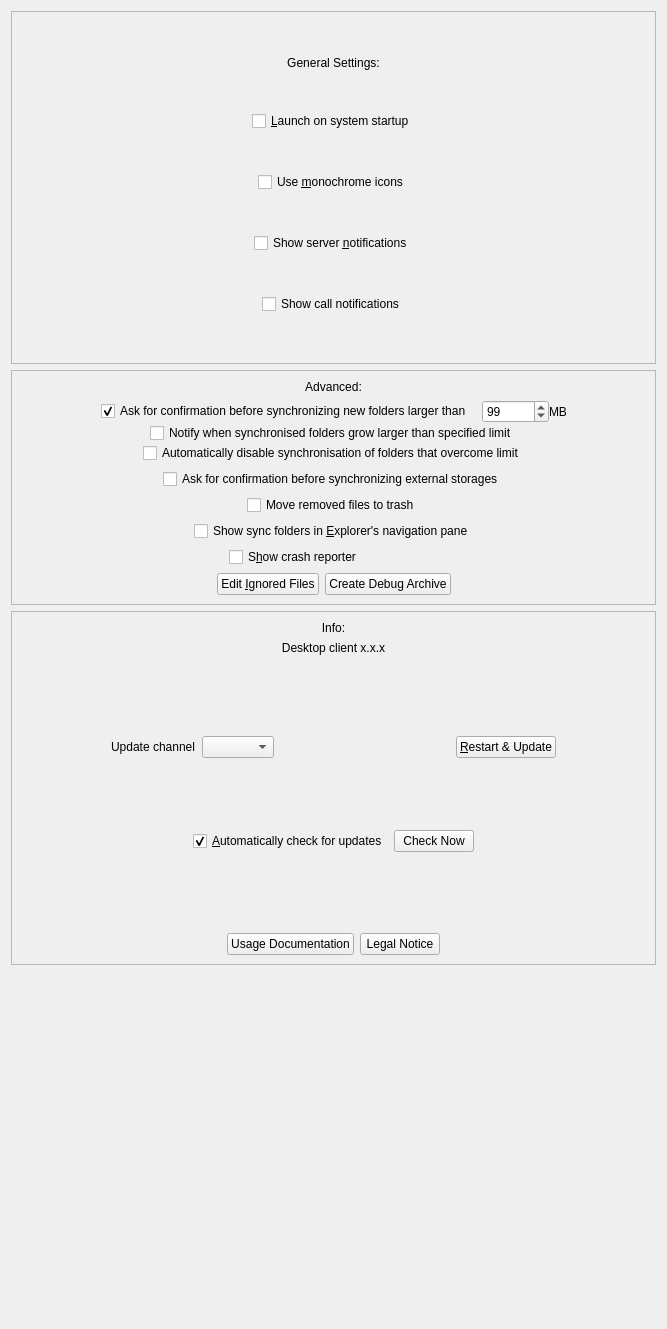
Above: src/gui/generalsettings.ui from nextcloud/desktop before the change. Below: the same form after it.
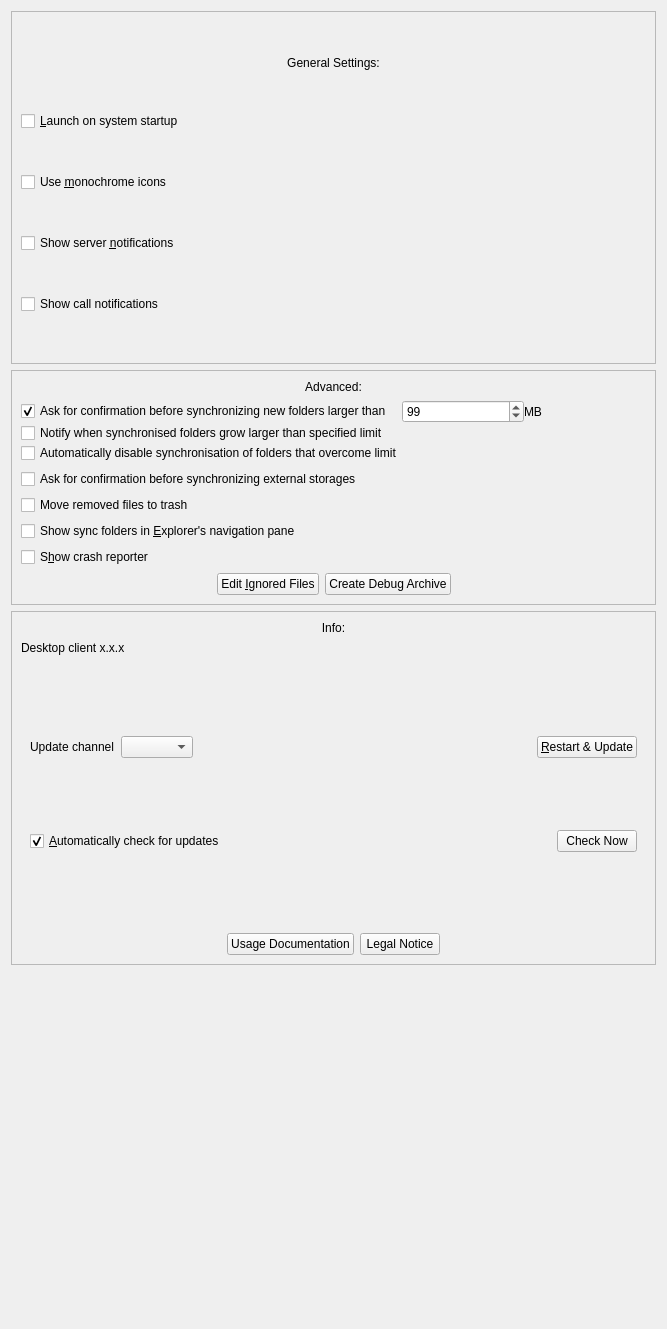
That is the form after the change.

Commit message: left align UI elements in settings but inside a centered box

Diff of the .ui file:
```diff
--- a/src/gui/generalsettings.ui
+++ b/src/gui/generalsettings.ui
@@ -29,6 +29,12 @@
    </item>
    <item row="2" column="0">
     <widget class="QFrame" name="frame">
+     <property name="maximumSize">
+      <size>
+       <width>645</width>
+       <height>16777215</height>
+      </size>
+     </property>
      <property name="frameShape">
       <enum>QFrame::Shape::StyledPanel</enum>
      </property>
@@ -50,19 +56,6 @@
         </property>
         <item>
          <layout class="QHBoxLayout" name="horizontalLayout_3">
-          <item>
-           <spacer name="horizontalSpacer_30">
-            <property name="orientation">
-             <enum>Qt::Orientation::Horizontal</enum>
-            </property>
-            <property name="sizeHint" stdset="0">
-             <size>
-              <width>40</width>
-              <height>20</height>
-             </size>
-            </property>
-           </spacer>
-          </item>
           <item>
            <widget class="QCheckBox" name="newFolderLimitCheckBox">
             <property name="text">
@@ -106,39 +99,10 @@
             </property>
            </widget>
           </item>
-          <item>
-           <spacer name="horizontalSpacer_31">
-            <property name="orientation">
-             <enum>Qt::Orientation::Horizontal</enum>
-            </property>
-            <property name="sizeHint" stdset="0">
-             <size>
-              <width>40</width>
-              <height>20</height>
-             </size>
-            </property>
-           </spacer>
-          </item>
          </layout>
         </item>
         <item>
          <layout class="QHBoxLayout" name="horizontalLayout_5">
-          <item>
-           <spacer name="horizontalSpacer_3">
-            <property name="orientation">
-             <enum>Qt::Orientation::Horizontal</enum>
-            </property>
-            <property name="sizeType">
-             <enum>QSizePolicy::Policy::Expanding</enum>
-            </property>
-            <property name="sizeHint" stdset="0">
-             <size>
-              <width>40</width>
-              <height>20</height>
-             </size>
-            </property>
-           </spacer>
-          </item>
           <item>
            <widget class="QCheckBox" name="existingFolderLimitCheckBox">
             <property name="sizePolicy">
@@ -152,39 +116,10 @@
             </property>
            </widget>
           </item>
-          <item>
-           <spacer name="horizontalSpacer_32">
-            <property name="orientation">
-             <enum>Qt::Orientation::Horizontal</enum>
-            </property>
-            <property name="sizeHint" stdset="0">
-             <size>
-              <width>40</width>
-              <height>20</height>
-             </size>
-            </property>
-           </spacer>
-          </item>
          </layout>
         </item>
         <item>
          <layout class="QHBoxLayout" name="horizontalLayout">
-          <item>
-           <spacer name="horizontalSpacer_5">
-            <property name="orientation">
-             <enum>Qt::Orientation::Horizontal</enum>
-            </property>
-            <property name="sizeType">
-             <enum>QSizePolicy::Policy::Expanding</enum>
-            </property>
-            <property name="sizeHint" stdset="0">
-             <size>
-              <width>40</width>
-              <height>20</height>
-             </size>
-            </property>
-           </spacer>
-          </item>
           <item>
            <widget class="QCheckBox" name="stopExistingFolderNowBigSyncCheckBox">
             <property name="sizePolicy">
@@ -198,38 +133,12 @@
             </property>
            </widget>
           </item>
-          <item>
-           <spacer name="horizontalSpacer_33">
-            <property name="orientation">
-             <enum>Qt::Orientation::Horizontal</enum>
-            </property>
-            <property name="sizeHint" stdset="0">
-             <size>
-              <width>40</width>
-              <height>20</height>
-             </size>
-            </property>
-           </spacer>
-          </item>
          </layout>
         </item>
        </layout>
       </item>
       <item>
        <layout class="QHBoxLayout" name="horizontalLayout_8">
-        <item>
-         <spacer name="horizontalSpacer_22">
-          <property name="orientation">
-           <enum>Qt::Orientation::Horizontal</enum>
-          </property>
-          <property name="sizeHint" stdset="0">
-           <size>
-            <width>40</width>
-            <height>20</height>
-           </size>
-          </property>
-         </spacer>
-        </item>
         <item>
          <widget class="QCheckBox" name="newExternalStorage">
           <property name="sizePolicy">
@@ -243,36 +152,10 @@
           </property>
          </widget>
         </item>
-        <item>
-         <spacer name="horizontalSpacer_26">
-          <property name="orientation">
-           <enum>Qt::Orientation::Horizontal</enum>
-          </property>
-          <property name="sizeHint" stdset="0">
-           <size>
-            <width>40</width>
-            <height>20</height>
-           </size>
-          </property>
-         </spacer>
-        </item>
        </layout>
       </item>
       <item>
        <layout class="QHBoxLayout" name="horizontalLayout">
-        <item>
-         <spacer name="horizontalSpacer_23">
-          <property name="orientation">
-           <enum>Qt::Orientation::Horizontal</enum>
-          </property>
-          <property name="sizeHint" stdset="0">
-           <size>
-            <width>40</width>
-            <height>20</height>
-           </size>
-          </property>
-         </spacer>
-        </item>
         <item>
          <widget class="QCheckBox" name="moveFilesToTrashCheckBox">
           <property name="text">
@@ -280,36 +163,10 @@
           </property>
          </widget>
         </item>
-        <item>
-         <spacer name="horizontalSpacer_27">
-          <property name="orientation">
-           <enum>Qt::Orientation::Horizontal</enum>
-          </property>
-          <property name="sizeHint" stdset="0">
-           <size>
-            <width>40</width>
-            <height>20</height>
-           </size>
-          </property>
-         </spacer>
-        </item>
        </layout>
       </item>
       <item>
        <layout class="QHBoxLayout" name="horizontalLayout_10">
-        <item>
-         <spacer name="horizontalSpacer_24">
-          <property name="orientation">
-           <enum>Qt::Orientation::Horizontal</enum>
-          </property>
-          <property name="sizeHint" stdset="0">
-           <size>
-            <width>40</width>
-            <height>20</height>
-           </size>
-          </property>
-         </spacer>
-        </item>
         <item>
          <widget class="QCheckBox" name="showInExplorerNavigationPaneCheckBox">
           <property name="text">
@@ -317,36 +174,10 @@
           </property>
          </widget>
         </item>
-        <item>
-         <spacer name="horizontalSpacer_28">
-          <property name="orientation">
-           <enum>Qt::Orientation::Horizontal</enum>
-          </property>
-          <property name="sizeHint" stdset="0">
-           <size>
-            <width>40</width>
-            <height>20</height>
-           </size>
-          </property>
-         </spacer>
-        </item>
        </layout>
       </item>
       <item>
        <layout class="QHBoxLayout" name="horizontalLayout_9">
-        <item>
-         <spacer name="horizontalSpacer_25">
-          <property name="orientation">
-           <enum>Qt::Orientation::Horizontal</enum>
-          </property>
-          <property name="sizeHint" stdset="0">
-           <size>
-            <width>40</width>
-            <height>20</height>
-           </size>
-          </property>
-         </spacer>
-        </item>
         <item>
          <widget class="QCheckBox" name="crashreporterCheckBox">
           <property name="sizePolicy">
@@ -360,25 +191,12 @@
           </property>
          </widget>
         </item>
-        <item>
-         <spacer name="horizontalSpacer_29">
-          <property name="orientation">
-           <enum>Qt::Orientation::Horizontal</enum>
-          </property>
-          <property name="sizeHint" stdset="0">
-           <size>
-            <width>40</width>
-            <height>20</height>
-           </size>
-          </property>
-         </spacer>
-        </item>
        </layout>
       </item>
       <item>
        <layout class="QHBoxLayout" name="horizontalLayout_4">
         <item>
-         <spacer name="horizontalSpacer_13">
+         <spacer name="horizontalSpacer_3">
           <property name="orientation">
            <enum>Qt::Orientation::Horizontal</enum>
           </property>
@@ -430,6 +248,12 @@
        <verstretch>0</verstretch>
       </sizepolicy>
      </property>
+     <property name="maximumSize">
+      <size>
+       <width>645</width>
+       <height>16777215</height>
+      </size>
+     </property>
      <property name="frameShape">
       <enum>QFrame::Shape::StyledPanel</enum>
      </property>
@@ -456,7 +280,7 @@
          <string>Desktop client x.x.x</string>
         </property>
         <property name="alignment">
-         <set>Qt::AlignmentFlag::AlignCenter</set>
+         <set>Qt::AlignmentFlag::AlignLeading|Qt::AlignmentFlag::AlignLeft|Qt::AlignmentFlag::AlignVCenter</set>
         </property>
        </widget>
       </item>
@@ -471,19 +295,6 @@
         <layout class="QVBoxLayout" name="updatesLayout">
          <item>
           <layout class="QHBoxLayout" name="updatesLayout_1">
-           <item>
-            <spacer name="horizontalSpacer_9">
-             <property name="orientation">
-              <enum>Qt::Orientation::Horizontal</enum>
-             </property>
-             <property name="sizeHint" stdset="0">
-              <size>
-               <width>40</width>
-               <height>20</height>
-              </size>
-             </property>
-            </spacer>
-           </item>
            <item>
             <widget class="QLabel" name="updateChannelLabel">
              <property name="sizePolicy">
@@ -559,36 +370,10 @@
              </property>
             </widget>
            </item>
-           <item>
-            <spacer name="horizontalSpacer_11">
-             <property name="orientation">
-              <enum>Qt::Orientation::Horizontal</enum>
-             </property>
-             <property name="sizeHint" stdset="0">
-              <size>
-               <width>40</width>
-               <height>20</height>
-              </size>
-             </property>
-            </spacer>
-           </item>
           </layout>
          </item>
          <item>
           <layout class="QHBoxLayout" name="updatesLayout_2">
-           <item>
-            <spacer name="horizontalSpacer_8">
-             <property name="orientation">
-              <enum>Qt::Orientation::Horizontal</enum>
-             </property>
-             <property name="sizeHint" stdset="0">
-              <size>
-               <width>40</width>
-               <height>20</height>
-              </size>
-             </property>
-            </spacer>
-           </item>
            <item>
             <widget class="QCheckBox" name="autoCheckForUpdatesCheckBox">
              <property name="sizePolicy">
@@ -605,6 +390,19 @@
              </property>
             </widget>
            </item>
+           <item>
+            <spacer name="horizontalSpacer_6">
+             <property name="orientation">
+              <enum>Qt::Orientation::Horizontal</enum>
+             </property>
+             <property name="sizeHint" stdset="0">
+              <size>
+               <width>40</width>
+               <height>20</height>
+              </size>
+             </property>
+            </spacer>
+           </item>
            <item>
             <widget class="QPushButton" name="updateButton">
              <property name="sizePolicy">
@@ -618,19 +416,6 @@
              </property>
             </widget>
            </item>
-           <item>
-            <spacer name="horizontalSpacer_6">
-             <property name="orientation">
-              <enum>Qt::Orientation::Horizontal</enum>
-             </property>
-             <property name="sizeHint" stdset="0">
-              <size>
-               <width>40</width>
-               <height>20</height>
-              </size>
-             </property>
-            </spacer>
-           </item>
           </layout>
          </item>
         </layout>
@@ -691,6 +476,12 @@
        <verstretch>0</verstretch>
       </sizepolicy>
      </property>
+     <property name="maximumSize">
+      <size>
+       <width>645</width>
+       <height>16777215</height>
+      </size>
+     </property>
      <property name="frameShape">
       <enum>QFrame::Shape::StyledPanel</enum>
      </property>
@@ -713,19 +504,6 @@
       </item>
       <item>
        <layout class="QHBoxLayout" name="horizontalLayout_2">
-        <item>
-         <spacer name="horizontalSpacer_17">
-          <property name="orientation">
-           <enum>Qt::Orientation::Horizontal</enum>
-          </property>
-          <property name="sizeHint" stdset="0">
-           <size>
-            <width>40</width>
-            <height>20</height>
-           </size>
-          </property>
-         </spacer>
-        </item>
         <item>
          <widget class="QCheckBox" name="autostartCheckBox">
           <property name="sizePolicy">
@@ -742,36 +520,10 @@
           </property>
          </widget>
         </item>
-        <item>
-         <spacer name="horizontalSpacer_14">
-          <property name="orientation">
-           <enum>Qt::Orientation::Horizontal</enum>
-          </property>
-          <property name="sizeHint" stdset="0">
-           <size>
-            <width>40</width>
-            <height>20</height>
-           </size>
-          </property>
-         </spacer>
-        </item>
        </layout>
       </item>
       <item>
        <layout class="QHBoxLayout" name="horizontalLayout_6">
-        <item>
-         <spacer name="horizontalSpacer_16">
-          <property name="orientation">
-           <enum>Qt::Orientation::Horizontal</enum>
-          </property>
-          <property name="sizeHint" stdset="0">
-           <size>
-            <width>40</width>
-            <height>20</height>
-           </size>
-          </property>
-         </spacer>
-        </item>
         <item>
          <widget class="QCheckBox" name="monoIconsCheckBox">
           <property name="sizePolicy">
@@ -788,36 +540,10 @@
           </property>
          </widget>
         </item>
-        <item>
-         <spacer name="horizontalSpacer_15">
-          <property name="orientation">
-           <enum>Qt::Orientation::Horizontal</enum>
-          </property>
-          <property name="sizeHint" stdset="0">
-           <size>
-            <width>40</width>
-            <height>20</height>
-           </size>
-          </property>
-         </spacer>
-        </item>
        </layout>
       </item>
       <item>
        <layout class="QHBoxLayout" name="horizontalLayout_7">
-        <item>
-         <spacer name="horizontalSpacer_18">
-          <property name="orientation">
-           <enum>Qt::Orientation::Horizontal</enum>
-          </property>
-          <property name="sizeHint" stdset="0">
-           <size>
-            <width>40</width>
-            <height>20</height>
-           </size>
-          </property>
-         </spacer>
-        </item>
         <item>
          <widget class="QCheckBox" name="serverNotificationsCheckBox">
           <property name="sizePolicy">
@@ -831,36 +557,10 @@
           </property>
          </widget>
         </item>
-        <item>
-         <spacer name="horizontalSpacer_20">
-          <property name="orientation">
-           <enum>Qt::Orientation::Horizontal</enum>
-          </property>
-          <property name="sizeHint" stdset="0">
-           <size>
-            <width>40</width>
-            <height>20</height>
-           </size>
-          </property>
-         </spacer>
-        </item>
        </layout>
       </item>
       <item>
        <layout class="QHBoxLayout" name="horizontalLayout_11">
-        <item>
-         <spacer name="horizontalSpacer_19">
-          <property name="orientation">
-           <enum>Qt::Orientation::Horizontal</enum>
-          </property>
-          <property name="sizeHint" stdset="0">
-           <size>
-            <width>40</width>
-            <height>20</height>
-           </size>
-          </property>
-         </spacer>
-        </item>
         <item>
          <widget class="QCheckBox" name="callNotificationsCheckBox">
           <property name="sizePolicy">
@@ -874,19 +574,6 @@
           </property>
          </widget>
         </item>
-        <item>
-         <spacer name="horizontalSpacer_21">
-          <property name="orientation">
-           <enum>Qt::Orientation::Horizontal</enum>
-          </property>
-          <property name="sizeHint" stdset="0">
-           <size>
-            <width>40</width>
-            <height>20</height>
-           </size>
-          </property>
-         </spacer>
-        </item>
        </layout>
       </item>
      </layout>
```
The commit also changes 1 other file.
